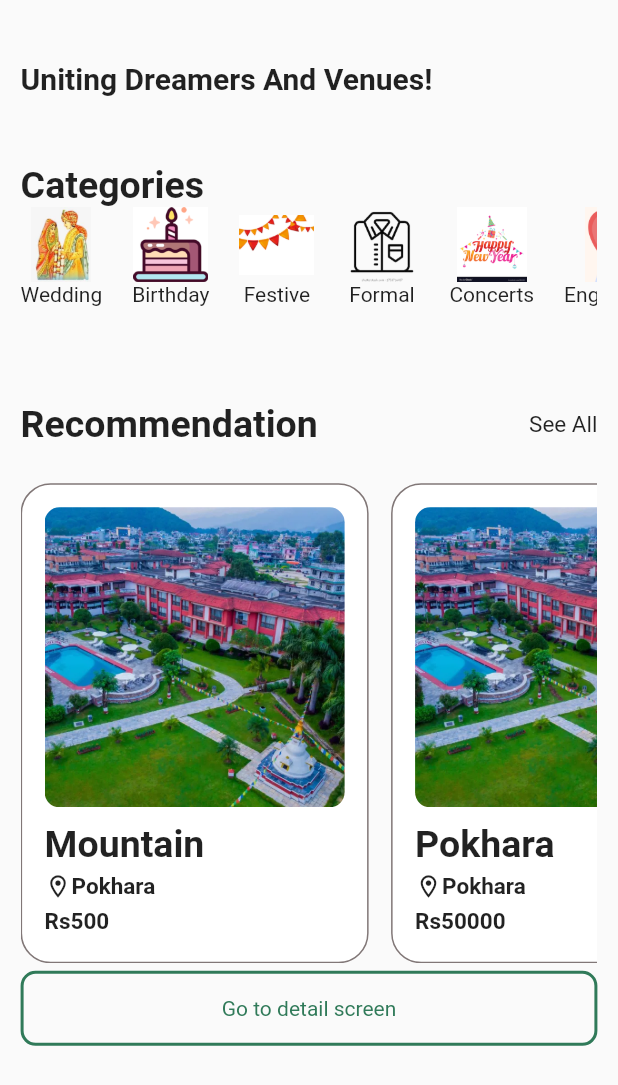
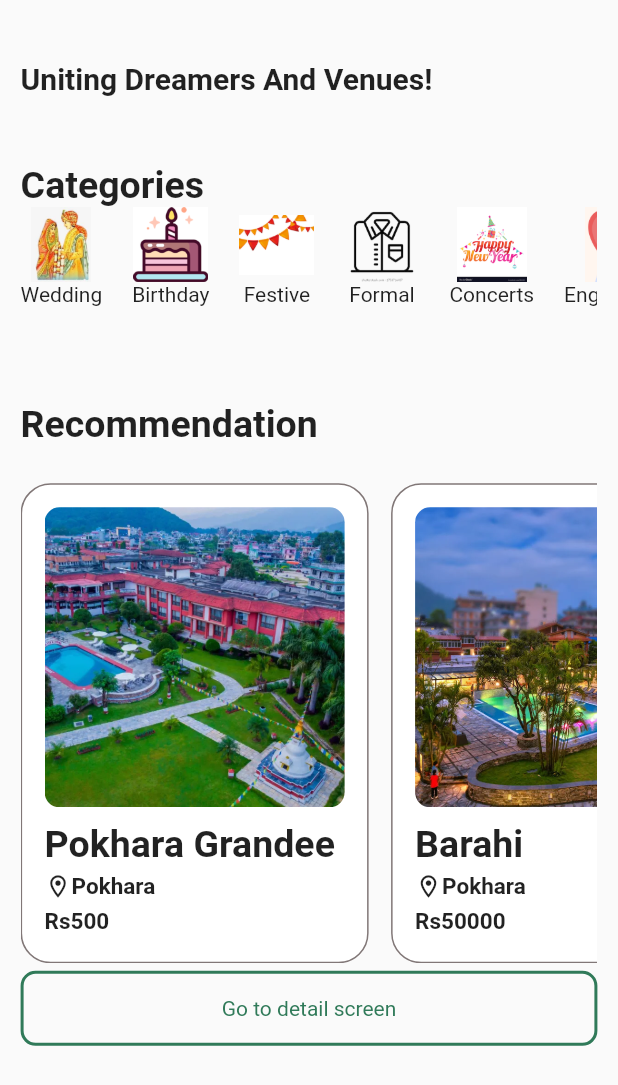
Before and after one commit to lgic-project/venue-match, a Flutter app: the SearchScreen screen opened directly, on a phone screen of 412 x 824 dp. Shown: the top 1085 px of the screen. Run offline on Flutter 3.47's test engine with Material 2 defaults, Android fonts, the phone set to English and light mode, and no system bars; our stand-ins replace get, shared_preferences; accounts and stored records are empty; statements that could not run were skipped.

Commit message:
modified :search screen

```diff
--- a/lib/modules/search_view/search_screen.dart
+++ b/lib/modules/search_view/search_screen.dart
@@ -25,23 +25,39 @@ class SearchScreen extends StatelessWidget {
   List<Destination> destinationList = [
     Destination(
         image: "assets/images/pokharagrandee.webp",
-        label: "Mountain",
+        label: "Pokhara Grandee",
         rupess: "Rs500"),
     Destination(
-        image: "assets/images/pokharagrandee.webp",
-        label: "Pokhara",
+        image: "assets/images/barahihotel.png",
+        label: "Barahi",
         rupess: "Rs50000"),
     Destination(
-        image: "assets/images/pokharagrandee.webp",
-        label: "Pokhara",
+        image: "assets/images/crystalmahal2.png",
+        label: "Crystal Mahal",
         rupess: "Rs50000"),
     Destination(
-        image: "assets/images/pokharagrandee.webp",
-        label: "Pokhara",
+        image: "assets/images/whitehousepartypalace.png",
+        label: "White House",
         rupess: "Rs50000"),
     Destination(
-        image: "assets/images/pokharagrandee.webp",
-        label: "Pokhara",
+        image: "assets/images/citysquare2.png",
+        label: "City Square",
+        rupess: "Rs50000"),
+    Destination(
+        image: "assets/images/golden.png",
+        label: "Golden House",
+        rupess: "Rs50000"),
+    Destination(
+        image: "assets/images/browneyes2.png",
+        label: "Brown Eyes",
+        rupess: "Rs50000"),
+    Destination(
+        image: "assets/images/rabimahal3.png",
+        label: "Rabi Mahak",
+        rupess: "Rs50000"),
+    Destination(
+        image: "assets/images/durbarthok.png",
+        label: "Durbar Thok",
         rupess: "Rs50000"),
   ]; //category rakheko string narakhi kina khi hamlaii category ko duitai value acces garna xa icon ra label testaile
 
@@ -105,7 +121,6 @@ class SearchScreen extends StatelessWidget {
                   style: TextStyle(fontWeight: FontWeight.bold, fontSize: 25),
                   textAlign: TextAlign.start,
                 ),
-                const Text("See All", style: TextStyle(fontSize: 15)),
               ],
             ),
             SizedBox(height: 25),
```
